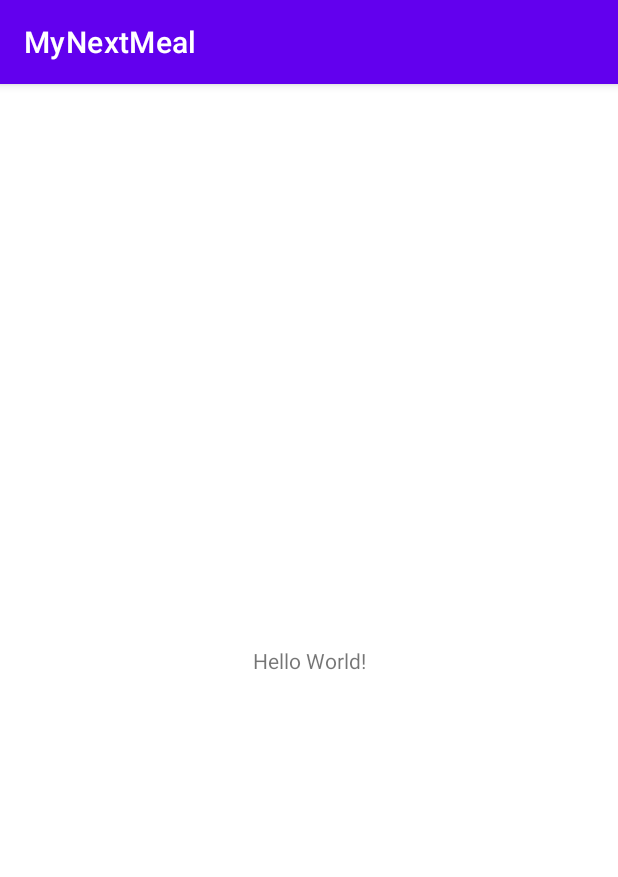
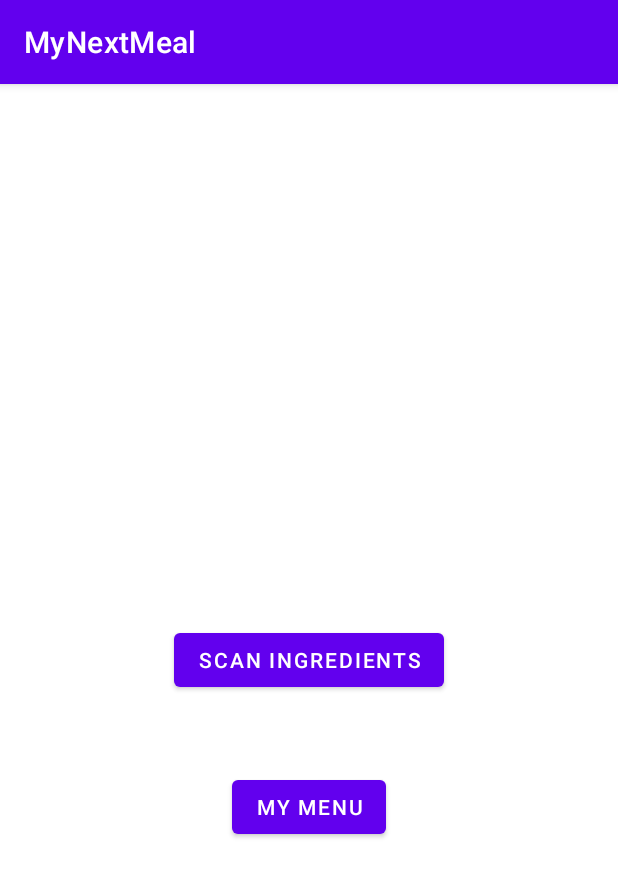
Before and after one commit to LookItsArshia/MyNextMeal, an Android app: the screen it shows after launch (MainActivity before the commit, HomepageActivity after it), on a phone screen of 412 x 824 dp. Shown: the top 877 px of the screen. Run offline under Robolectric (Android 15) with nearby library versions, the phone set to English and light mode, and no system bars.

Commit message:
added buttons for homepage

```diff
--- a/app/src/main/AndroidManifest.xml
+++ b/app/src/main/AndroidManifest.xml
@@ -9,13 +9,16 @@
         android:roundIcon="@mipmap/ic_launcher_round"
         android:supportsRtl="true"
         android:theme="@style/Theme.MyNextMeal">
-        <activity android:name=".MainActivity">
+        <activity android:name=".HomepageActivity">
             <intent-filter>
                 <action android:name="android.intent.action.MAIN" />
 
                 <category android:name="android.intent.category.LAUNCHER" />
             </intent-filter>
         </activity>
+        <activity android:name=".MainActivity">
+
+        </activity>
     </application>
 
 </manifest>
--- /dev/null
+++ b/app/src/main/java/com/example/mynextmeal/HomepageActivity.java
@@ -0,0 +1,29 @@
+package com.example.mynextmeal;
+
+import androidx.appcompat.app.AppCompatActivity;
+
+import android.content.Intent;
+import android.os.Bundle;
+import android.util.Log;
+import android.view.View;
+
+public class HomepageActivity extends AppCompatActivity {
+
+    @Override
+    protected void onCreate(Bundle savedInstanceState) {
+        super.onCreate(savedInstanceState);
+        setContentView(R.layout.activity_homepage);
+    }
+
+
+    public void scanIngredients(View view) {
+        Log.i("Location:","in Scan Ingredients");
+//        Intent camera = new Intent("","")
+//        startService(downloadIntent);
+    }
+    public void openMyMenu(View view) {
+        Log.i("Location:","in openMyMenu");
+        //        Intent camera = new Intent("","")
+//        startService(downloadIntent);
+    }
+}
--- /dev/null
+++ b/app/src/main/res/layout/activity_homepage.xml
@@ -0,0 +1,29 @@
+<?xml version="1.0" encoding="utf-8"?>
+<RelativeLayout xmlns:android="http://schemas.android.com/apk/res/android"
+    xmlns:app="http://schemas.android.com/apk/res-auto"
+    xmlns:tools="http://schemas.android.com/tools"
+    android:layout_width="match_parent"
+    android:layout_height="match_parent"
+    tools:context=".HomepageActivity">
+
+    <Button
+        android:layout_width="wrap_content"
+        android:layout_height="wrap_content"
+        android:layout_centerHorizontal="true"
+        android:layout_centerVertical="true"
+        android:text="@string/homepage_scan_button"
+        android:id="@+id/homepage_scan_button"
+        android:onClick="scanIngredients"/>
+
+    <Button
+        android:layout_width="wrap_content"
+        android:layout_height="wrap_content"
+        android:layout_centerHorizontal="true"
+        android:layout_centerVertical="true"
+        android:layout_marginTop="50dp"
+        android:layout_below="@+id/homepage_scan_button"
+        android:text="@string/homepage_menu_button"
+        android:onClick="openMyMenu"/>
+
+
+</RelativeLayout>
--- a/app/src/main/res/values/strings.xml
+++ b/app/src/main/res/values/strings.xml
@@ -1,3 +1,5 @@
 <resources>
     <string name="app_name">MyNextMeal</string>
+    <string name="homepage_scan_button">Scan Ingredients</string>
+    <string name="homepage_menu_button">My Menu</string>
 </resources>
```
